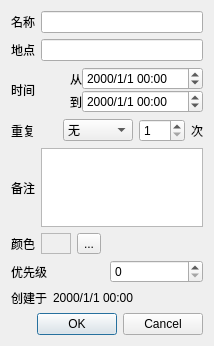
This is EventSettingDialog.ui in wangrunji0408/QtCalendar as Qt 5 draws it before an edit. The edited form follows.
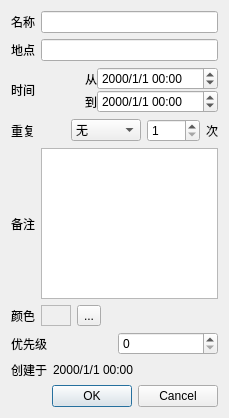
This is the edited form.

Diff of the .ui file:
```diff
--- a/EventSettingDialog.ui
+++ b/EventSettingDialog.ui
@@ -6,8 +6,8 @@
    <rect>
     <x>0</x>
     <y>0</y>
-    <width>214</width>
-    <height>346</height>
+    <width>229</width>
+    <height>418</height>
    </rect>
   </property>
   <property name="sizePolicy">
```
Left out of the diff: 2 changed lines with no effect on the pictures.
